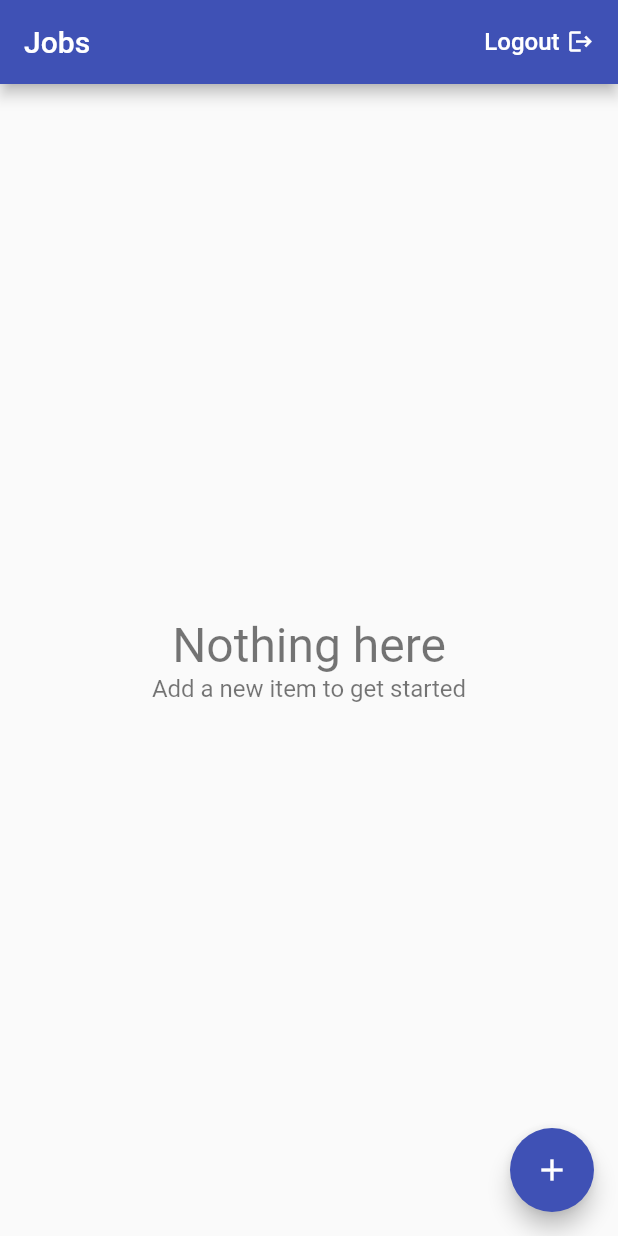
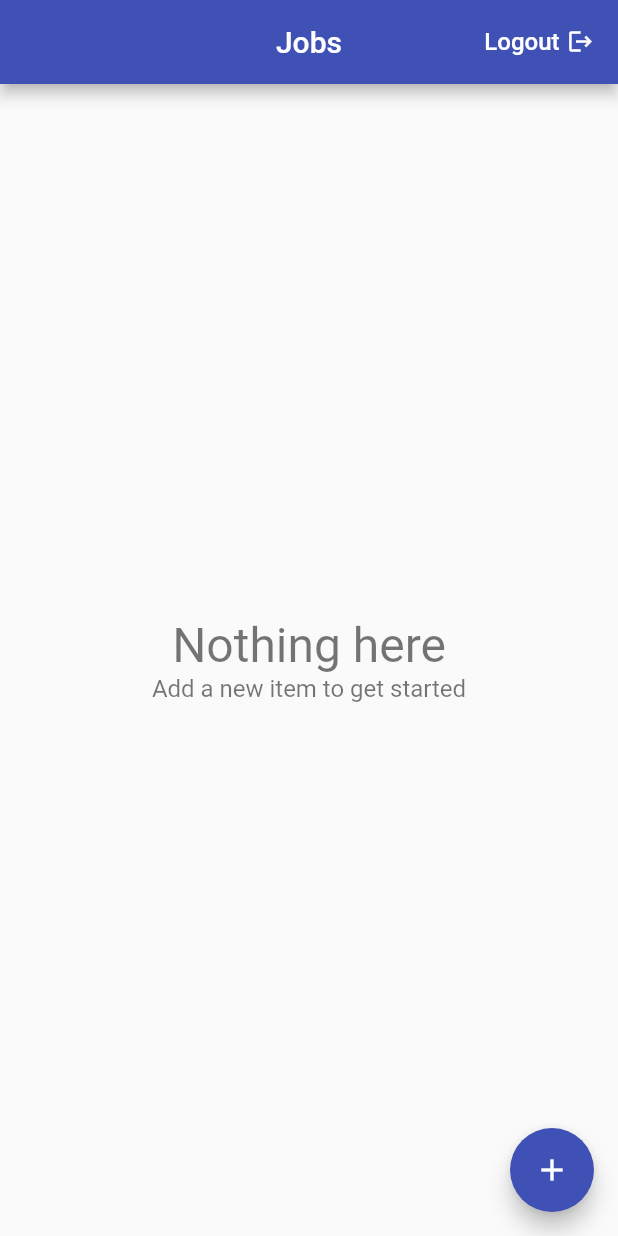
Before and after one commit to Eng-Mohamed-Osama/Job-Picker, a Flutter app: the screen it shows once a user with an empty profile is signed in, on a phone screen of 412 x 824 dp. Run offline on Flutter 3.47's test engine with Material 2 defaults, Android fonts, the phone set to English and light mode, and no system bars; our stand-ins replace cloud_firestore, firebase_auth, firebase_core, google_sign_in; missing offline and left inert: flutter_login_facebook; accounts and stored records are empty.

Commit message:
centering the appBar titles

```diff
--- a/lib/components/UI/JobEnities/JobEntity.dart
+++ b/lib/components/UI/JobEnities/JobEntity.dart
@@ -18,7 +18,7 @@ class JobEntity extends StatelessWidget {
   @override
   Widget build(BuildContext context) {
     return Scaffold(
-      appBar: AppBar(title: Text(jobName), actions: [
+      appBar: AppBar(centerTitle: true, title: Text(jobName), actions: [
         // ignore: deprecated_member_use
         FlatButton(
           onPressed: () async {
--- a/lib/components/UI/homePage/homepage.dart
+++ b/lib/components/UI/homePage/homepage.dart
@@ -23,7 +23,7 @@ class HomePage extends StatelessWidget {
         child: Consumer<DataBaseProvider>(
             builder: (buildContext, jobsProvider, _) {
           return Scaffold(
-            appBar: AppBar(title: Text('Jobs'), actions: [
+            appBar: AppBar(centerTitle: true, title: Text('Jobs'), actions: [
               // ignore: deprecated_member_use
               FlatButton(
                   onPressed: () async {
```
